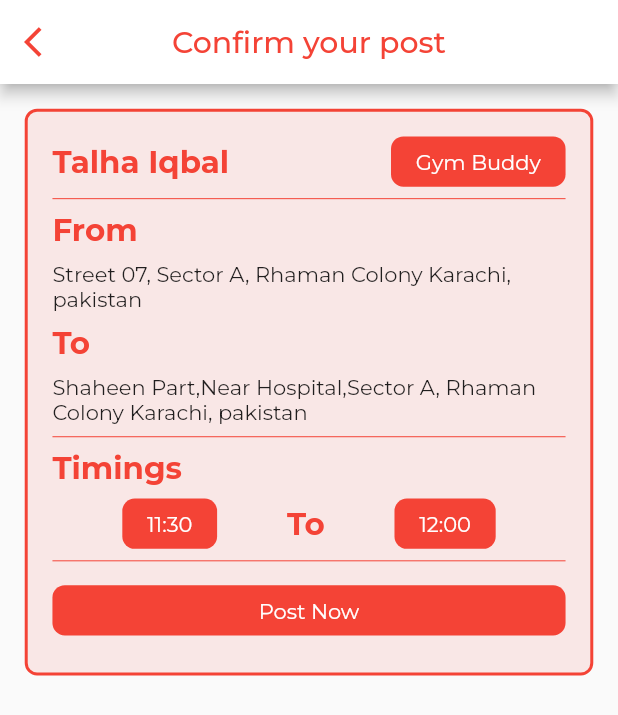
After one commit to talha828/Health-Buddy, a Flutter app: the ConfirmPostScreen screen opened directly, on a phone screen of 412 x 824 dp. The commit adds this screen. Shown: the top 715 px of the screen. Run offline on Flutter 3.47's test engine with Material 2 defaults, Android fonts, the light colour scheme and no system bars; our stand-ins replace appinio_swiper, firebase_auth, firebase_core, firebase_database, flutter_svg, fluttertoast and 5 more; missing offline and left inert: day_night_time_picker, flutter_google_location_picker, map_launcher, scaled_list; accounts and stored records are empty.

Commit message:
post screens ui design completed

```diff
--- /dev/null
+++ b/lib/screens/confirm_post_screen/confirm_post_screen.dart
@@ -0,0 +1,123 @@
+import 'package:flutter/material.dart';
+
+class ConfirmPostScreen extends StatefulWidget {
+  const ConfirmPostScreen({Key? key}) : super(key: key);
+
+  @override
+  State<ConfirmPostScreen> createState() => _ConfirmPostScreenState();
+}
+
+class _ConfirmPostScreenState extends State<ConfirmPostScreen> {
+  @override
+  Widget build(BuildContext context) {
+    var width = MediaQuery.of(context).size.width;
+    return SafeArea(
+      child: Scaffold(
+        appBar: AppBar(
+          leading: IconButton(
+            icon: const Icon(Icons.arrow_back_ios),
+            onPressed: () => Navigator.pop(context),
+          ),
+          centerTitle: true,
+          title: const Text(
+            "Confirm your post",
+            style: TextStyle(color: Colors.red),
+          ),
+        ),
+        body: Container(
+          padding: EdgeInsets.symmetric(
+              vertical: width * 0.04, horizontal: width * 0.04),
+          child: Column(
+            crossAxisAlignment: CrossAxisAlignment.stretch,
+            children: [
+                  Container(
+                    padding: EdgeInsets.all(width * 0.04),
+                    decoration: BoxDecoration(
+                      color: Colors.red.withOpacity(0.1),
+                      borderRadius: BorderRadius.circular(width *0.02),
+                      border: Border.all(color: Colors.red,width: 2)
+                    ),
+                    child: Column(
+                      crossAxisAlignment: CrossAxisAlignment.stretch,
+                      children: [
+                        Row(
+                          mainAxisAlignment:MainAxisAlignment.spaceBetween,
+                          children: [
+                            Text("Talha Iqbal",textAlign: TextAlign.start,style: TextStyle(color: Colors.red, fontWeight: FontWeight.bold,fontSize: width * 0.05),),
+                            Container(
+                              padding: EdgeInsets.symmetric(vertical: width * 0.02,horizontal: width * 0.04),
+                              decoration: BoxDecoration(
+                                color: Colors.red,
+                                borderRadius: BorderRadius.circular(width  * 0.02),
+                              ),
+                              child: Text("Gym Buddy",style: TextStyle(color: Colors.white),),
+                            )
+                          ],
+                        ),
+                        const Divider(color: Colors.red,),
+                        Row(
+                          children: [
+                            Text("From",textAlign: TextAlign.start,style: TextStyle(color: Colors.red, fontWeight: FontWeight.bold,fontSize: width * 0.05),),
+                          ],
+                        ),
+                        SizedBox(height: width * 0.02),
+                        Text("Street 07, Sector A, Rhaman Colony Karachi, pakistan"),
+                        SizedBox(height: width * 0.02),
+                        Row(
+                          children: [
+                            Text("To",textAlign: TextAlign.start,style: TextStyle(color: Colors.red, fontWeight: FontWeight.bold,fontSize: width * 0.05),),
+                          ],
+                        ),
+                        SizedBox(height: width * 0.02),
+                        Text("Shaheen Part,Near Hospital,Sector A, Rhaman Colony Karachi, pakistan"),
+                        const Divider(color: Colors.red,),
+                        Row(
+                          children: [
+                            Text("Timings",textAlign: TextAlign.start,style: TextStyle(color: Colors.red, fontWeight: FontWeight.bold,fontSize: width * 0.05),),
+                          ],
+                        ),
+                        SizedBox(height: width * 0.02),
+                        Row(
+                          mainAxisAlignment: MainAxisAlignment.spaceEvenly,
+                          children: [
+                            Container(
+                              padding: EdgeInsets.symmetric(vertical: width * 0.02,horizontal: width * 0.04),
+                              decoration: BoxDecoration(
+                                color: Colors.red,
+                                borderRadius: BorderRadius.circular(width  * 0.02),
+                              ),
+                              child: Text("11:30",style: TextStyle(color: Colors.white),),
+                            ),
+                            Text("To",textAlign: TextAlign.start,style: TextStyle(color: Colors.red, fontWeight: FontWeight.bold,fontSize: width * 0.05),),
+                            Container(
+                              padding: EdgeInsets.symmetric(vertical: width * 0.02,horizontal: width * 0.04),
+                              decoration: BoxDecoration(
+                                color: Colors.red,
+                                borderRadius: BorderRadius.circular(width  * 0.02),
+                              ),
+                              child: Text("12:00",style: TextStyle(color: Colors.white),),
+                            ),
+                          ],
+                        ),
+                        const Divider(color: Colors.red,),
+                        SizedBox(height: width * 0.02),
+                        Container(
+                          alignment: Alignment.center,
+                          decoration: BoxDecoration(
+                            color: Colors.red,
+                            borderRadius: BorderRadius.circular(width * 0.02),
+                          ),
+                          padding: EdgeInsets.symmetric(vertical: width  * 0.02,horizontal: width *0.04),
+                            child:Text("Post Now",style: TextStyle(color: Colors.white),)),
+                        SizedBox(height: width * 0.02),
+
+                      ],
+                    ),
+                  )
+            ],
+          ),
+        ),
+      ),
+    );
+  }
+}
--- a/pubspec.yaml
+++ b/pubspec.yaml
@@ -51,6 +51,7 @@ dependencies:
   flutter_google_location_picker: ^0.0.3
   rflutter_alert: ^2.0.4
   geolocator: ^9.0.2
+  day_night_time_picker: ^1.1.3
 
 
 dev_dependencies:
```
Also changed, not shown: lib/screens/create_post_screen/view.dart (+27 -2 lines), lib/screens/post_time_details_screen/view.dart (added, +126 -0 lines), lib/screens/set_current_location_screen/view.dart (added, +93 -0 lines), lib/screens/set_final_location_screen/view.dart (added, +83 -0 lines), lib/screens/set_location_screen/view.dart (deleted, +0 -108 lines), pubspec.lock.
